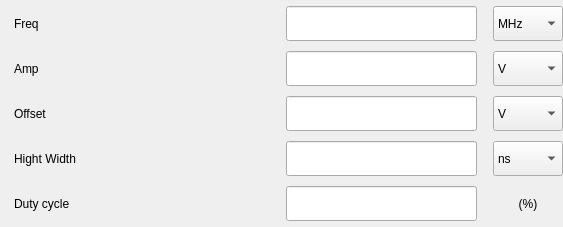
First picture: the form in tas7061bb/widgets/wgContentHmf2550/wgSquare.ui, repository DoND8xforce/tas7061, before the edit.
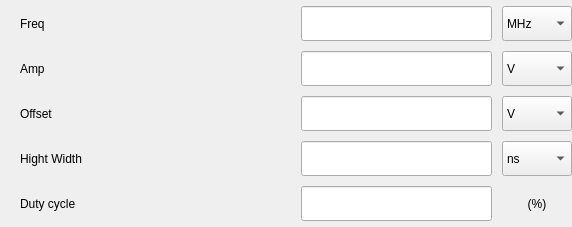
Second picture: the form after the edit.

```diff
--- a/tas7061bb/widgets/wgContentHmf2550/wgSquare.ui
+++ b/tas7061bb/widgets/wgContentHmf2550/wgSquare.ui
@@ -6,7 +6,7 @@
    <rect>
     <x>0</x>
     <y>0</y>
-    <width>563</width>
+    <width>572</width>
     <height>227</height>
    </rect>
   </property>
@@ -43,7 +43,7 @@
    <item row="0" column="0">
     <layout class="QGridLayout" name="gridLayout_2">
      <property name="leftMargin">
-      <number>14</number>
+      <number>20</number>
      </property>
      <property name="horizontalSpacing">
       <number>196</number>
@@ -54,7 +54,7 @@
      <item row="2" column="1">
       <layout class="QHBoxLayout" name="horizontalLayout_12">
        <property name="spacing">
-        <number>16</number>
+        <number>10</number>
        </property>
        <item>
         <widget class="QLineEdit" name="lineEdit_8">
@@ -101,7 +101,7 @@
      <item row="1" column="1">
       <layout class="QHBoxLayout" name="horizontalLayout_13">
        <property name="spacing">
-        <number>16</number>
+        <number>10</number>
        </property>
        <item>
         <widget class="QLineEdit" name="lineEdit_9">
@@ -176,7 +176,7 @@
      <item row="0" column="1">
       <layout class="QHBoxLayout" name="horizontalLayout_14">
        <property name="spacing">
-        <number>16</number>
+        <number>10</number>
        </property>
        <item>
         <widget class="QLineEdit" name="lineEdit_10">
@@ -223,7 +223,7 @@
      <item row="3" column="1">
       <layout class="QHBoxLayout" name="horizontalLayout_15">
        <property name="spacing">
-        <number>16</number>
+        <number>10</number>
        </property>
        <item>
         <widget class="QLineEdit" name="lineEdit_11">
@@ -277,7 +277,7 @@
      <item row="4" column="1">
       <layout class="QHBoxLayout" name="horizontalLayout_4">
        <property name="spacing">
-        <number>16</number>
+        <number>10</number>
        </property>
        <item>
         <widget class="QLineEdit" name="lineEdit_12">
```
Left out of the diff: 4 changed lines with no effect on the pictures.
